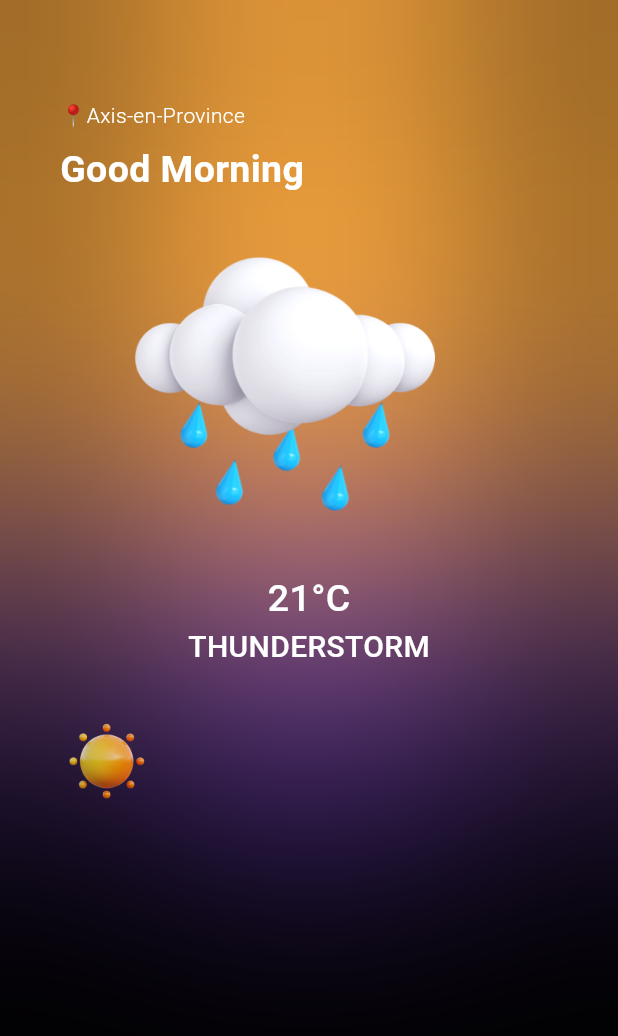
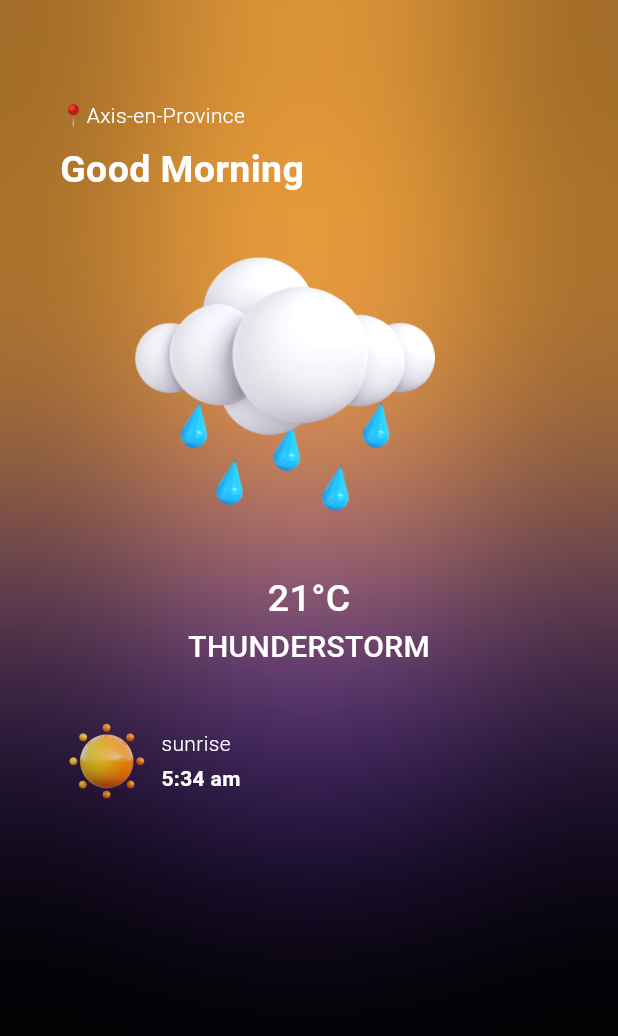
Before and after one commit to KHALEDKHLYAN/Weather_App, a Flutter app: the screen it shows after launch, on a phone screen of 412 x 824 dp. Shown: the top 1036 px of the screen. Run offline on Flutter 3.47's test engine with Material 3 defaults, Android fonts, the phone set to English and light mode, and no system bars; our stand-ins replace bloc, equatable, flutter_bloc.

Commit message:
flutter weather

```diff
--- a/lib/screens/home_screen.dart
+++ b/lib/screens/home_screen.dart
@@ -2,6 +2,7 @@ import 'dart:ui';
 
 import 'package:flutter/material.dart';
 import 'package:flutter/services.dart';
+import 'package:flutter_bloc/flutter_bloc.dart';
 
 class HomeScreen extends StatelessWidget {
   const HomeScreen({super.key});
@@ -83,8 +84,11 @@ class HomeScreen extends StatelessWidget {
                           fontSize: 25,
                           fontWeight: FontWeight.bold),
                     ),
-                    Image.asset('assets/2.png',
-                    width: 300, height: 250,),
+                    Image.asset(
+                      'assets/2.png',
+                      width: 300,
+                      height: 250,
+                    ),
                     const Center(
                       child: Text(
                         '21°C',
@@ -113,8 +117,34 @@ class HomeScreen extends StatelessWidget {
                       children: [
                         Row(
                           children: [
-                            Image.asset('assets/11.png',
-                            scale: 8,),
+                            Image.asset(
+                              'assets/11.png',
+                              scale: 8,
+                            ),
+                            const SizedBox(
+                              width: 5,
+                            ),
+                            const Column(
+                              crossAxisAlignment: CrossAxisAlignment.start,
+                              children: [
+                                Text(
+                                  'sunrise',
+                                  style: TextStyle(
+                                    color: Colors.white,
+                                    fontWeight: FontWeight.w300,
+                                  ),
+                                ),
+                                SizedBox(
+                                  height: 3,
+                                ),
+                                Text(
+                                  '5:34 am',
+                                  style: TextStyle(
+                                      color: Colors.white,
+                                      fontWeight: FontWeight.w700),
+                                ),
+                              ],
+                            )
                           ],
                         )
                       ],
```
